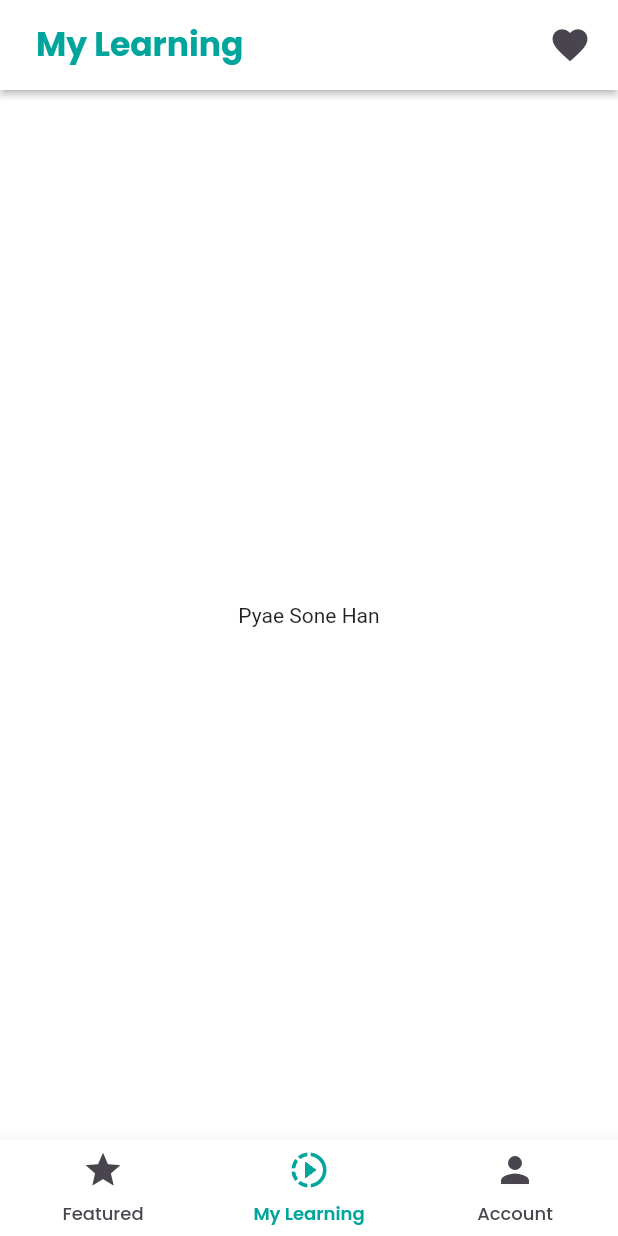
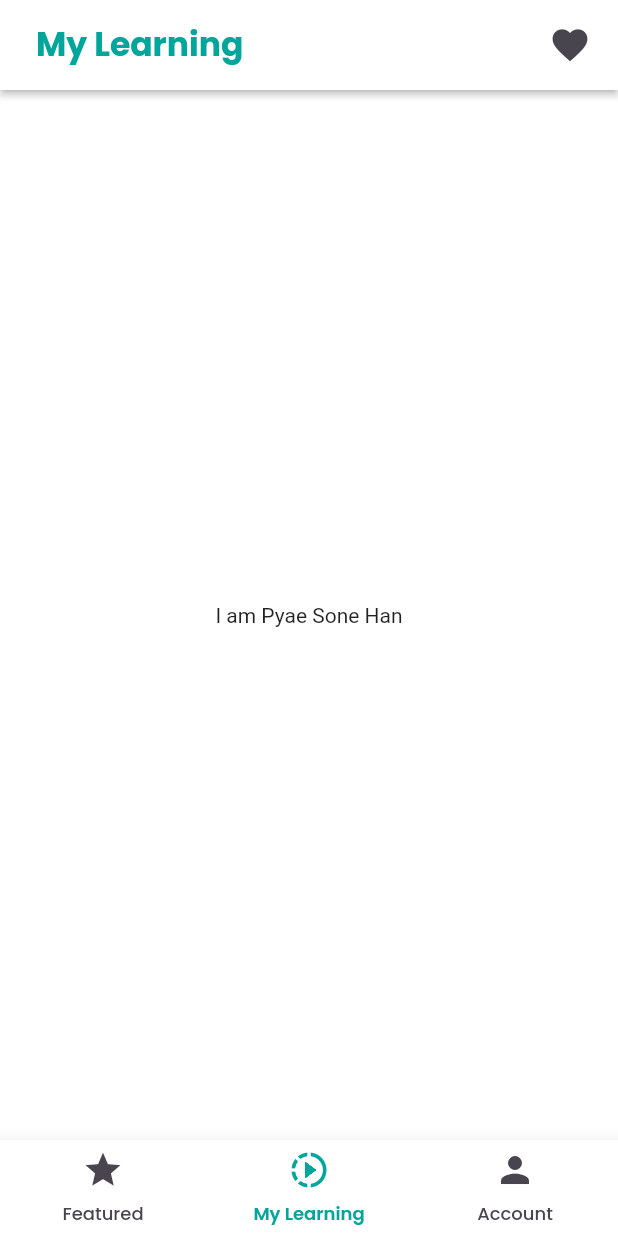
Before and after one commit to PyaeSoneHan246810/lae_lar_mel_flutter, a Flutter app: the screen it shows after launch, item 2 of the bottom bar chosen, on a phone screen of 412 x 824 dp. Run offline on Flutter 3.47's test engine with Material 2 defaults, Android fonts, the phone set to English and light mode, and no system bars.

Commit message:
4/10/2023 1:53AM

```diff
--- a/lib/app/pages/my_learning_page.dart
+++ b/lib/app/pages/my_learning_page.dart
@@ -42,7 +42,7 @@ class _MyLearningPageState extends State<MyLearningPage> {
       ),
       backgroundColor: AppColor.pureWhiteColor,
       body: const Center(
-        child: Text('Pyae Sone Han'),
+        child: Text('I am Pyae Sone Han'),
       ),
     );
   }
```
